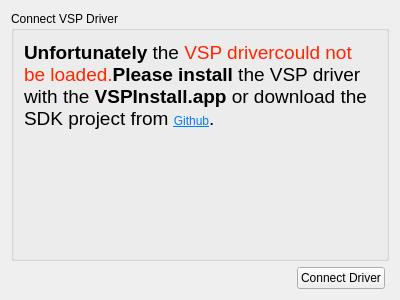
This is pgconnect.ui in britus/VSPController as Qt 5 draws it before an edit. The edited form follows.
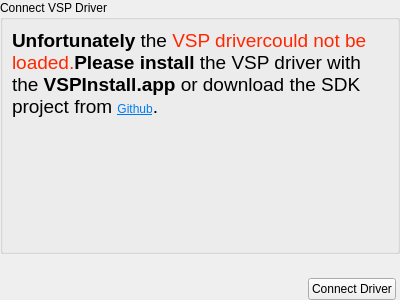
This is the edited form.

Commit message: Async response handling changed to drivers spec.

```diff
--- a/pgconnect.ui
+++ b/pgconnect.ui
@@ -14,6 +14,21 @@
    <string>Form</string>
   </property>
   <layout class="QVBoxLayout" name="verticalLayout">
+   <property name="spacing">
+    <number>24</number>
+   </property>
+   <property name="leftMargin">
+    <number>0</number>
+   </property>
+   <property name="topMargin">
+    <number>0</number>
+   </property>
+   <property name="rightMargin">
+    <number>0</number>
+   </property>
+   <property name="bottomMargin">
+    <number>0</number>
+   </property>
    <item>
     <widget class="QGroupBox" name="groupBox_2">
      <property name="sizePolicy">
@@ -25,7 +40,25 @@
      <property name="title">
       <string>Connect VSP Driver</string>
      </property>
+     <property name="flat">
+      <bool>false</bool>
+     </property>
      <layout class="QVBoxLayout" name="verticalLayout_2">
+      <property name="spacing">
+       <number>0</number>
+      </property>
+      <property name="leftMargin">
+       <number>8</number>
+      </property>
+      <property name="topMargin">
+       <number>8</number>
+      </property>
+      <property name="rightMargin">
+       <number>8</number>
+      </property>
+      <property name="bottomMargin">
+       <number>8</number>
+      </property>
       <item>
        <widget class="QLabel" name="label">
         <property name="text">
```
The commit also changes 2 other files.
